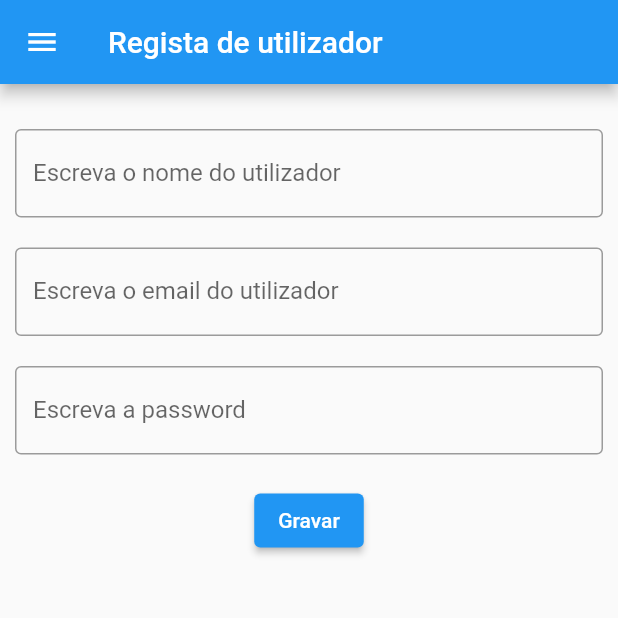
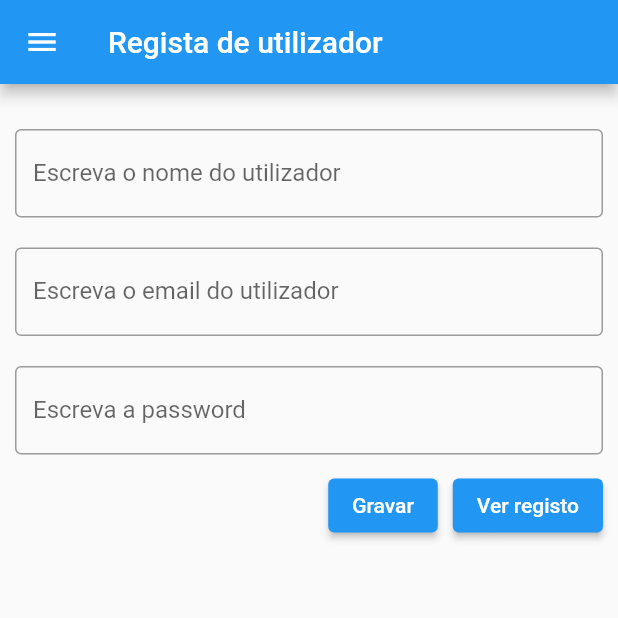
Before and after one commit to Emanuel2019/desafio_login, a Flutter app: the screen it shows after launch, after a tap on "Gravar", on a phone screen of 412 x 824 dp, the top half of it. Run offline on Flutter 3.47's test engine with Material 2 defaults, Android fonts, the phone set to English and light mode, and no system bars; network calls fail.

Commit message:
insert record

```diff
--- a/lib/login_page_widget.dart
+++ b/lib/login_page_widget.dart
@@ -1,9 +1,9 @@
 // ignore_for_file: depend_on_referenced_packages
 
 import 'dart:convert';
-
 import 'package:flutter/material.dart';
-import 'package:http/http.dart' as htpp;
+import 'package:http/http.dart' as http;
+import 'package:desafio_login/view_data.dart';
 
 class LoginPageWidget extends StatefulWidget {
   const LoginPageWidget({super.key});
@@ -17,8 +17,14 @@ class _LoginPageWidgetState extends State<LoginPageWidget> {
   TextEditingController name = TextEditingController();
   TextEditingController email = TextEditingController();
   TextEditingController password = TextEditingController();
+  clearrecord() {
+    name.text = "";
+    email.text = "";
+    password.text = "";
+  }
+
   Future<void> insertRecord() async {
-    if (name.text == "" || email.text == "" || password.text == "") {
+    if (name.text != "" || email.text != "" || password.text != "") {
       try {
         String uri = "http://localhost/practice_api/insert.php";
         var res = await http.post(Uri.parse(uri), body: {
@@ -26,7 +32,7 @@ class _LoginPageWidgetState extends State<LoginPageWidget> {
           "email": email.text,
           "password": password.text
         });
-        var response = jsonDecode(res);
+        var response = jsonDecode(res.body);
         if (response["success"] == "true") {
           print('Registo feito com sucesso');
         }
@@ -85,18 +91,43 @@ class _LoginPageWidgetState extends State<LoginPageWidget> {
               margin: EdgeInsets.all(10),
               child: TextFormField(
                 controller: password,
+                obscureText: true,
                 decoration: InputDecoration(
                     border: OutlineInputBorder(),
                     label: Text('Escreva a password')),
               ),
             ),
+            Row(
+              mainAxisAlignment: MainAxisAlignment.end,
+              children: [
                 Container(
-              margin: EdgeInsets.all(10),
+                  margin: EdgeInsets.all(5),
+                ),
+                Container(
                   child: ElevatedButton(
                       onPressed: () {
                         insertRecord();
+                         clearrecord() ;
                       },
                       child: Text('Gravar')),
+                ),
+                Container(
+                  margin: EdgeInsets.all(5),
+                ),
+                Container(
+                  child: ElevatedButton(
+                      onPressed: () {
+                        Navigator.push(
+                            context,
+                            MaterialPageRoute(
+                                builder: (context) => ViewData()));
+                      },
+                      child: Text('Ver registo')),
+                ),
+                Container(
+                  margin: EdgeInsets.all(5),
+                ),
+              ],
             ),
           ],
         ));
--- a/pubspec.yaml
+++ b/pubspec.yaml
@@ -31,6 +31,7 @@ environment:
 dependencies:
   flutter:
     sdk: flutter
+  http: ^0.13.5
 http: ^0.13.5
 
   # The following adds the Cupertino Icons font to your application.
```
Also changed, not shown: lib/update_data.dart (added, +95 -0 lines), lib/view_data.dart (added, +87 -0 lines), pubspec.lock. Lines whose indentation alone changed are shown as unchanged.
